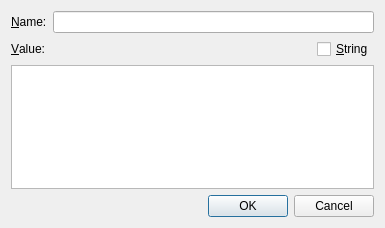
This is nxselector/ui/EdDataDlg.ui in nexdatas/nxselector as Qt 5 draws it before an edit. The edited form follows.
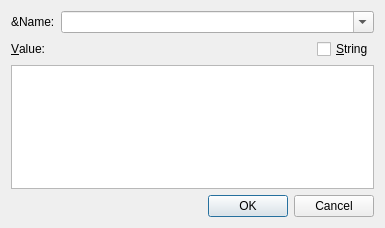
This is the edited form.

```diff
--- a/nxselector/ui/EdDataDlg.ui
+++ b/nxselector/ui/EdDataDlg.ui
@@ -29,7 +29,17 @@
         </widget>
        </item>
        <item>
-        <widget class="QLineEdit" name="nameLineEdit"/>
+        <widget class="QComboBox" name="nameComboBox">
+         <property name="sizePolicy">
+          <sizepolicy hsizetype="Expanding" vsizetype="Fixed">
+           <horstretch>0</horstretch>
+           <verstretch>0</verstretch>
+          </sizepolicy>
+         </property>
+         <property name="editable">
+          <bool>true</bool>
+         </property>
+        </widget>
        </item>
       </layout>
      </item>
```
Left out of the diff: 7 changed lines with no effect on the pictures.
